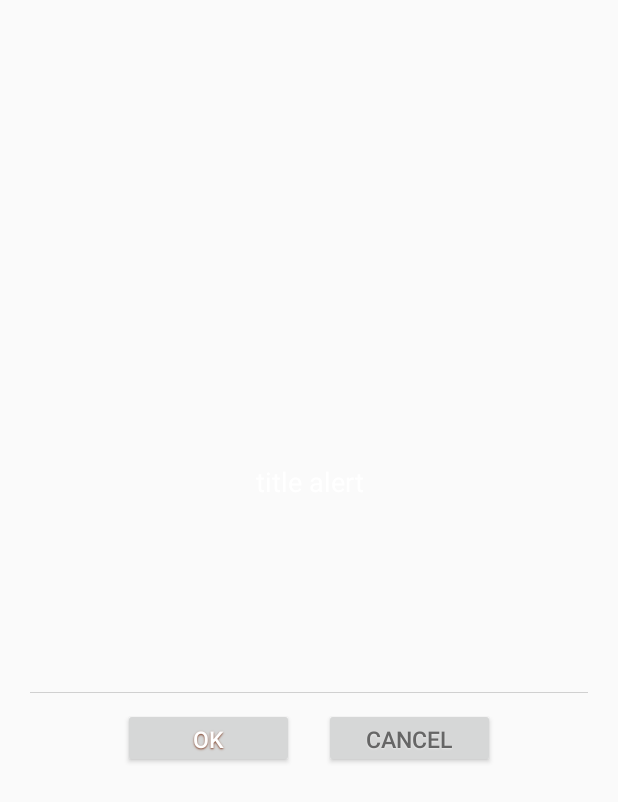
After one commit to nick19750629/MyFirstApp, an Android app: the layout sel_dialog.xml on its own in the app's theme, with its tools: preview values and no code run, on a phone screen of 412 x 824 dp. The commit adds this screen. Shown: the top 802 px of the screen. Run offline under Robolectric (Android 15) with nearby library versions, the phone set to English and light mode, and no system bars.

Commit message:
Try to dialog
试图追加随堂练习功能

```diff
--- a/app/src/main/res/layout/content_navi.xml
+++ b/app/src/main/res/layout/content_navi.xml
@@ -5,7 +5,7 @@
 
     <ImageView
         android:layout_width="fill_parent"
-        android:layout_height="60dp"
+        android:layout_height="50dp"
         />
 
     <GridView
--- /dev/null
+++ b/app/src/main/res/layout/sel_dialog.xml
@@ -0,0 +1,73 @@
+<?xml version="1.0" encoding="utf-8"?>
+<FrameLayout xmlns:android="http://schemas.android.com/apk/res/android"
+    android:layout_width="fill_parent"
+    android:layout_height="fill_parent"
+    android:clickable="true"
+    android:orientation="vertical"
+    android:padding="20.0dip">
+
+        <LinearLayout android:layout_width="fill_parent"
+               android:layout_height="wrap_content"
+               android:layout_gravity="center"
+               android:orientation="vertical">
+
+            <TextView android:id="@+id/title"
+                        style="@style/text_18_ffffff"
+                        android:layout_width="fill_parent"
+                        android:layout_height="40.0dip"
+                        android:gravity="center"
+                        android:text="@string/title_alert"
+                        android:visibility="visible" />
+
+            <LinearLayout android:id="@+id/content"
+                        android:layout_width="fill_parent"
+                        android:layout_height="wrap_content"
+                        android:gravity="center">
+
+                <TextView
+                               android:id="@+id/message"
+                               style="@style/text_16_666666"
+                               android:layout_width="fill_parent"
+                               android:layout_height="wrap_content"
+                               android:gravity="left|center"
+                               android:lineSpacingMultiplier="1.5"
+                               android:minHeight="120.0dip"
+                               android:paddingBottom="15.0dip"
+                               android:paddingLeft="20.0dip"
+                               android:paddingRight="20.0dip"
+                               android:paddingTop="15.0dip"/>
+            </LinearLayout>
+
+            <View
+                           android:layout_width="fill_parent"
+                           android:layout_height="1.0px"
+                           android:background="#ffd0d0d0"/>
+
+            <LinearLayout
+                           android:layout_width="fill_parent"
+                           android:layout_height="60.0dip"
+                           android:layout_gravity="bottom"
+                           android:gravity="center"
+                           android:orientation="horizontal">
+
+                <Button
+                                 android:id="@+id/positiveButton"
+                                 style="@style/text_15_ffffff_sdw"
+                                 android:layout_width="114.0dip"
+                                 android:layout_height="40.0dip"
+                                 android:gravity="center"
+                                 android:text="@string/ok"/>
+
+                <Button
+                                  android:id="@+id/negativeButton"
+                                  style="@style/text_15_666666_sdw"
+                                  android:layout_width="114.0dip"
+                                  android:layout_height="40.0dip"
+                                  android:layout_marginLeft="20.0dip"
+                                  android:gravity="center"
+                                  android:text="@string/cancel"/>
+            </LinearLayout>
+        </LinearLayout>
+
+
+</FrameLayout>
--- a/app/src/main/res/values/strings.xml
+++ b/app/src/main/res/values/strings.xml
@@ -90,6 +90,10 @@
 
     <string name="pref_title_vibrate">Vibrate</string>
 
+    <string name="title_alert">title alert</string>
+    <string name="ok">OK</string>
+    <string name="cancel">Cancel</string>
+
     <!-- TODO: Remove or change this placeholder text -->
     <string name="hello_blank_fragment">Hello blank fragment</string>
 </resources>
--- a/app/src/main/res/values/styles.xml
+++ b/app/src/main/res/values/styles.xml
@@ -17,4 +17,45 @@
 
     <style name="AppTheme.PopupOverlay" parent="ThemeOverlay.AppCompat.Light" />
 
+      <style name="text_18_ffffff">
+             <item name="android:textSize">18.0dip</item>
+             <item name="android:textColor">#ffffffff</item>
+      </style>
+
+    <style name="text_16_666666">
+        <item name="android:textSize">16.0dip</item>
+        <item name="android:textColor">#ff666666</item>
+    </style>
+
+        <style name="sdw_white">
+            <item name="android:shadowColor">#7fffffff</item>
+            <item name="android:shadowDx">0.0</item>
+            <item name="android:shadowDy">0.65</item>
+            <item name="android:shadowRadius">1.0</item>
+        </style>
+
+        <style name="sdw_79351b">
+            <item name="android:shadowColor">#ff79351b</item>
+            <item name="android:shadowDx">0.0</item>
+            <item name="android:shadowDy">1.0</item>
+            <item name="android:shadowRadius">1.0</item>
+        </style>
+
+        <style name="text_15_ffffff_sdw" parent="@style/sdw_79351b">
+            <item name="android:textSize">15.0dip</item>
+            <item name="android:textColor">#ffffffff</item>
+        </style>
+
+        <style name="text_15_666666_sdw" parent="@style/sdw_white">
+            <item name="android:textSize">15.0dip</item>
+            <item name="android:textColor">#ff666666</item>
+        </style>
+
+        <style name="Dialog" parent="android:style/Theme.Dialog">
+            <item name="android:background">#00000000</item>
+            <item name="android:windowBackground">@android:color/transparent</item>
+            <item name="android:windowNoTitle">true</item>
+            <item name="android:windowIsFloating">true</item>
+        </style>
+
 </resources>
```
Also changed, not shown: app/src/main/java/com/example/nick/constant/constant.java (+8 -2 lines), app/src/main/java/com/example/nick/db/practiceDetailOperation.java (+19 -0 lines), app/src/main/java/com/example/nick/myfirstapp/dialog/selector.java (added, +183 -0 lines), app/src/main/java/com/example/nick/myfirstapp/fragment/ImportFrag.java (+41 -4 lines), app/src/main/java/com/example/nick/myfirstapp/fragment/NaviFrag.java (+31 -3 lines), app/src/main/res/drawable/st.png (added).
